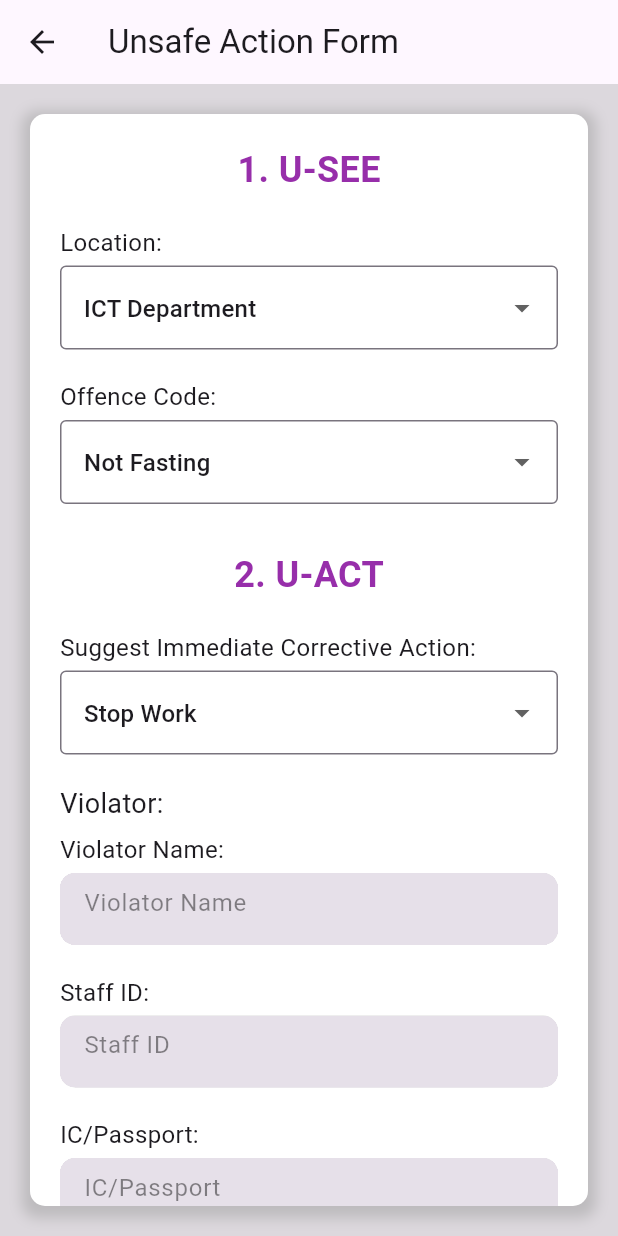
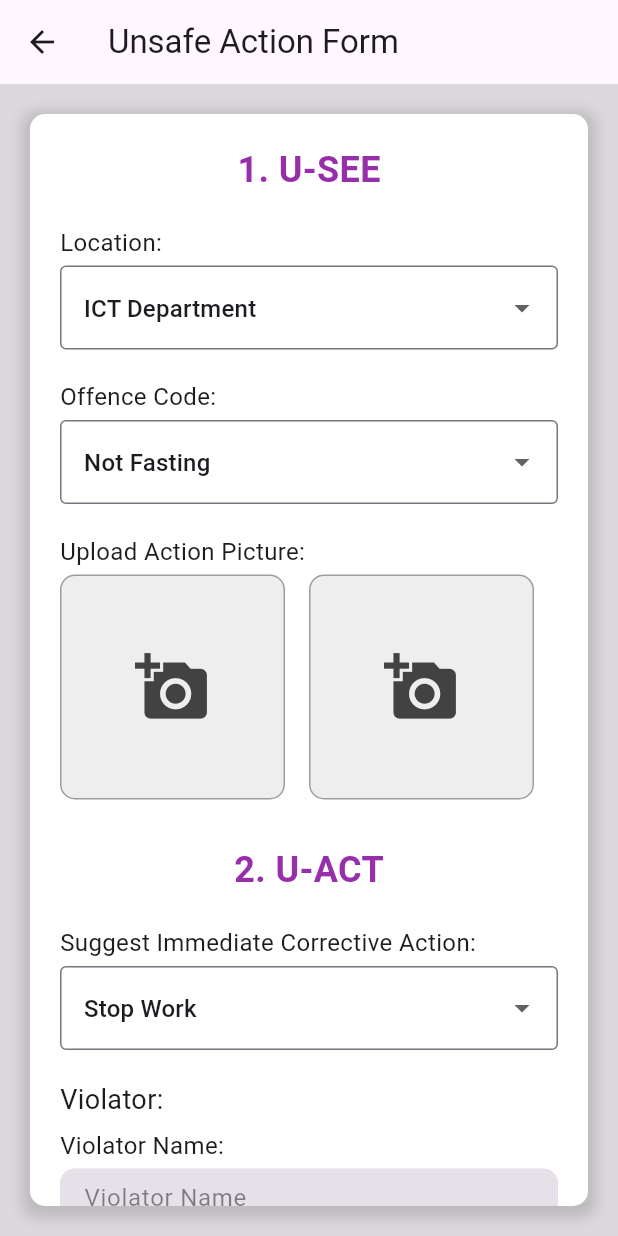
Before and after one commit to najwaasyilah/UCUA-SAFETY-SYSTEM, a Flutter app: the safeDeptProfile screen opened by its route, after a tap on "UCUA Action", on a phone screen of 412 x 824 dp. Run offline on Flutter 3.47's test engine with Material 3 defaults, Android fonts, the phone set to English and light mode, and no system bars; our stand-ins replace cloud_firestore, firebase_auth, firebase_core, firebase_storage, flutter_spinkit, fluttertoast and 1 more; accounts and stored records are empty; network calls fail.

Commit message:
adding upload pic function in ua form

```diff
--- a/lib/features/ucua_fx/screens/pages/Admin/action_form/action_form.dart
+++ b/lib/features/ucua_fx/screens/pages/Admin/action_form/action_form.dart
@@ -1,10 +1,13 @@
 // ignore_for_file: avoid_print, prefer_const_constructors
+import 'dart:io';
 import 'package:firebase_auth/firebase_auth.dart';
 import 'package:flutter/material.dart';
 import 'package:firebase_core/firebase_core.dart';
 import 'package:cloud_firestore/cloud_firestore.dart';
+import 'package:image_picker/image_picker.dart';
 import 'package:ucua_staging/features/ucua_fx/screens/widgets/form_container_widget.dart';
 import 'package:ucua_staging/global_common/toast.dart';
+import 'package:firebase_storage/firebase_storage.dart' as firebase_storage;
 
 class ActionForm extends StatefulWidget {
   const ActionForm({Key? key}) : super(key: key);
@@ -14,6 +17,9 @@ class ActionForm extends StatefulWidget {
 }
 
 class _ActionFormState extends State<ActionForm> {
+
+  List<File?> _images = [null,null,null];
+  final picker = ImagePicker();
 
   final TextEditingController _violaterNameController = TextEditingController();
   final TextEditingController _violatorStaffIdController = TextEditingController();
@@ -54,8 +60,20 @@ class _ActionFormState extends State<ActionForm> {
     String uid = FirebaseAuth.instance.currentUser?.uid ?? '';
     String staffID = await getStaffIDFromUID(uid);
 
+    List<String> imageUrls = [];
 
     try {
+
+      for (int i = 0; i < _images.length; i++) {
+        if (_images[i] != null) {
+          final taskSnapshot = await firebase_storage.FirebaseStorage.instance
+              .ref('uaform/$staffID/$date/image$i.jpg')
+              .putFile(_images[i]!);
+          final url = await taskSnapshot.ref.getDownloadURL();
+          imageUrls.add(url);
+        }
+      }
+
       await firestore.collection('uaform').add({
         'location': location,
         'offenceCode': offenceCode,
@@ -65,12 +83,34 @@ class _ActionFormState extends State<ActionForm> {
         'icPassport': icPassport,
         'date': date,
         'staffID': staffID,
-        //'imageUrls': imageUrls,
+        'imageUrls': imageUrls,
       });
       showToast(message: "Unsafe Action Form Submitted Successfully!");
     } catch (e) {
       print('Error saving form data: $e');
     }
+
+    _resetForm();
+  }
+
+
+  Future getImageGallery(int index) async {
+    final XFile? pickedFile = await picker.pickImage(
+      source: ImageSource.gallery,
+      imageQuality: 80,
+    );
+
+    setState(() {
+      if (pickedFile != null) {
+        if (index < _images.length) {
+          _images[index] = File(pickedFile.path);
+        } else {
+          _images.add(File(pickedFile.path));
+        }
+      } else {
+        print("No Image Picked!");
+      }
+    });
 
     _resetForm();
   }
@@ -82,6 +122,9 @@ class _ActionFormState extends State<ActionForm> {
 
     setState(() {
       _selectedDate = DateTime.timestamp();
+      /*for (int i = 0; i < _images.length; i++) {
+        _images[i] = null; // Clear each image in the list
+      }*/
     });
   }
 
@@ -124,6 +167,7 @@ class _ActionFormState extends State<ActionForm> {
   @override
   Widget build(BuildContext context) {
     return MaterialApp(
+      debugShowCheckedModeBanner: false,
       home: Scaffold(
         appBar: AppBar(
           title: const Text('Unsafe Action Form'),
@@ -211,34 +255,52 @@ class _ActionFormState extends State<ActionForm> {
                           hintText: 'Select Offence Code',
                         ),
                       ),
-                      /*const SizedBox(height: 20.0),
+                      const SizedBox(height: 20.0),
                       const Text(
                         'Upload Action Picture:',
                         style: TextStyle(fontSize: 16.0),
                       ),
                       const SizedBox(height: 4),
-                      FormContainerWidget(
-                        //controller: _offenceCodeController,
-                        hintText: "Upload Evidence",
-                        isPasswordField: false,
-                        validator: (value) {
-                          if (value == null || value.isEmpty) {
-                            //return 'Choose your location';
-                            showToast(message: "Upload Your Evidence");
-                          }
-                          return null;
-                        },
-                      ),
                       Row(
                         children: [
-                          ElevatedButton(
-                            //onPressed: _getImage,
-                            child: const Text('Upload Picture'),
+                          GestureDetector(
+                            onTap: () => getImageGallery(0),
+                            child: Container(
+                              width: 150, // Adjusted width here
+                              height: 150,
+                              margin: EdgeInsets.only(right: 8.0), // Added margin here
+                              decoration: BoxDecoration(
+                                color: Colors.grey[200],
+                                border: Border.all(color: Colors.grey),
+                                borderRadius: BorderRadius.circular(10),
+                              ),
+                              child: _images.length > 0 && _images[0] != null // Modified condition here
+                                ? Image.file(_images[0]!, fit: BoxFit.cover)
+                                : Center(
+                                    child: Icon(Icons.add_a_photo, color: Colors.grey[800], size: 50),
+                                  ),
+                            ),
                           ),
-                          if (_imageFile != null)
-                            Image.file(File(_imageFile!.path)),
+                          GestureDetector(
+                            onTap: () => getImageGallery(1),
+                            child: Container(
+                              width: 150, // Adjusted width here
+                              height: 150,
+                              margin: EdgeInsets.only(left: 8.0), // Added margin here
+                              decoration: BoxDecoration(
+                                color: Colors.grey[200],
+                                border: Border.all(color: Colors.grey),
+                                borderRadius: BorderRadius.circular(10),
+                              ),
+                              child: _images.length > 1 && _images[1] != null // Modified condition here
+                                ? Image.file(_images[1]!, fit: BoxFit.cover)
+                                : Center(
+                                    child: Icon(Icons.add_a_photo, color: Colors.grey[800], size: 50),
+                                  ),
+                            ),
+                          ),
                         ],
-                      ),*/
+                      ),
                       const SizedBox(height: 30),
                       Center(
                         child: Text(
@@ -304,7 +366,7 @@ class _ActionFormState extends State<ActionForm> {
                         validator: (value) {
                           if (value == null || value.isEmpty) {
                             //return 'Choose your location';
-                            showToast(message: "Choose your location");
+                            showToast(message: "Fill in Staff ID");
                           }
                           return null;
                         },
@@ -321,7 +383,7 @@ class _ActionFormState extends State<ActionForm> {
                         validator: (value) {
                           if (value == null || value.isEmpty) {
                             //return 'Choose your location';
-                            showToast(message: "Fill in your IC/Passport");
+                            showToast(message: "Fill in IC/Passport");
                           }
                           return null;
                         },
@@ -336,6 +398,34 @@ class _ActionFormState extends State<ActionForm> {
                         child: Text(
                           _selectedDate != null ? '$_selectedDate' : 'Select Date',
                         ),
+                      ),
+                      const SizedBox(height: 20.0),
+                      const Text(
+                        'Violator Work Card:',
+                        style: TextStyle(fontSize: 16.0),
+                      ),
+                      const SizedBox(height: 4),
+                      Row(
+                        children: [
+                          GestureDetector(
+                            onTap: () => getImageGallery(2),
+                            child: Container(
+                              width: 150,
+                              height: 150,
+                              margin: EdgeInsets.only(right: 8.0),
+                              decoration: BoxDecoration(
+                                color: Colors.grey[200],
+                                border: Border.all(color: Colors.grey),
+                                borderRadius: BorderRadius.circular(15),
+                              ),
+                              child: _images.length > 2 && _images[2] != null
+                                ? Image.file(_images[2]!, fit: BoxFit.cover)
+                                : Center(
+                                    child: Icon(Icons.add_a_photo, color: Colors.grey[800], size: 50),
+                                  ),
+                            ),
+                          ),
+                        ],
                       ),
                       const SizedBox(height: 20.0),
                       Row(
```
